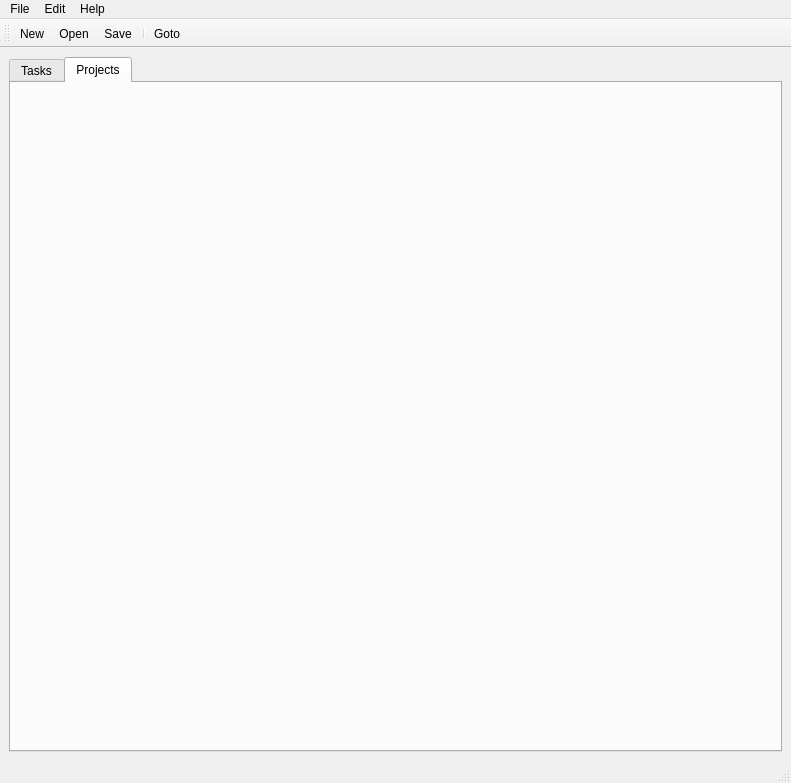
Old version of the form pytask.ui in the repository chernyshevdv/pytask.
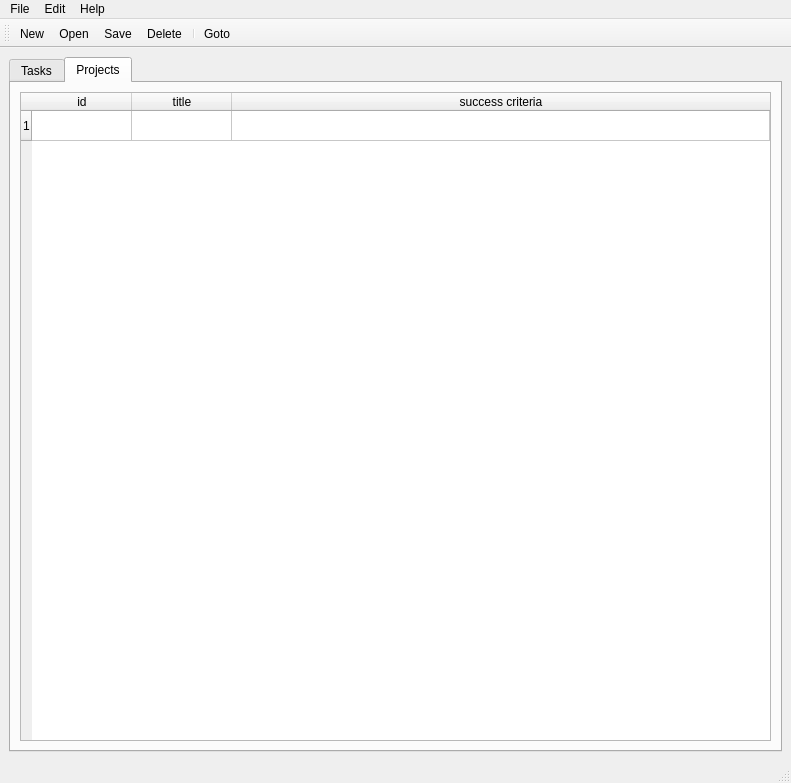
New version of the form. The open tabs and pages were chosen to show the change.

Commit message: Projects tab added, some minor improvements

```diff
--- a/pytask.ui
+++ b/pytask.ui
@@ -327,6 +327,44 @@
        <attribute name="title">
         <string>Projects</string>
        </attribute>
+       <layout class="QVBoxLayout" name="verticalLayout_3">
+        <item>
+         <widget class="QTableWidget" name="table_projects">
+          <property name="alternatingRowColors">
+           <bool>true</bool>
+          </property>
+          <property name="rowCount">
+           <number>1</number>
+          </property>
+          <attribute name="horizontalHeaderStretchLastSection">
+           <bool>true</bool>
+          </attribute>
+          <attribute name="verticalHeaderStretchLastSection">
+           <bool>false</bool>
+          </attribute>
+          <row>
+           <property name="text">
+            <string>1</string>
+           </property>
+          </row>
+          <column>
+           <property name="text">
+            <string>id</string>
+           </property>
+          </column>
+          <column>
+           <property name="text">
+            <string>title</string>
+           </property>
+          </column>
+          <column>
+           <property name="text">
+            <string>success criteria</string>
+           </property>
+          </column>
+         </widget>
+        </item>
+       </layout>
       </widget>
      </widget>
     </item>
@@ -386,6 +424,7 @@
    <addaction name="actionNew_2"/>
    <addaction name="actionOpen"/>
    <addaction name="actionSave"/>
+   <addaction name="actionDelete"/>
    <addaction name="separator"/>
    <addaction name="actionExit"/>
   </widget>
@@ -435,6 +474,14 @@
     <string>New from template</string>
    </property>
   </action>
+  <action name="actionDelete">
+   <property name="text">
+    <string>Delete</string>
+   </property>
+   <property name="shortcut">
+    <string>Del</string>
+   </property>
+  </action>
  </widget>
  <tabstops>
   <tabstop>tabWidget</tabstop>
```
Left out of the diff: 5 changed lines with no effect on the pictures. The commit also changes 3 other files.
